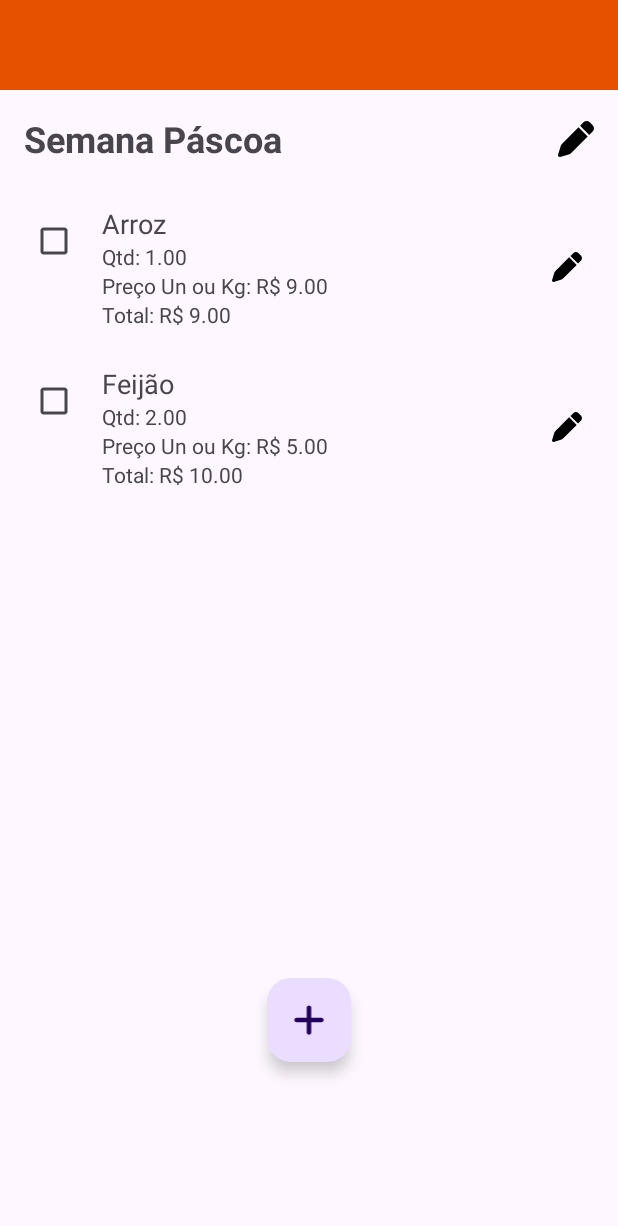
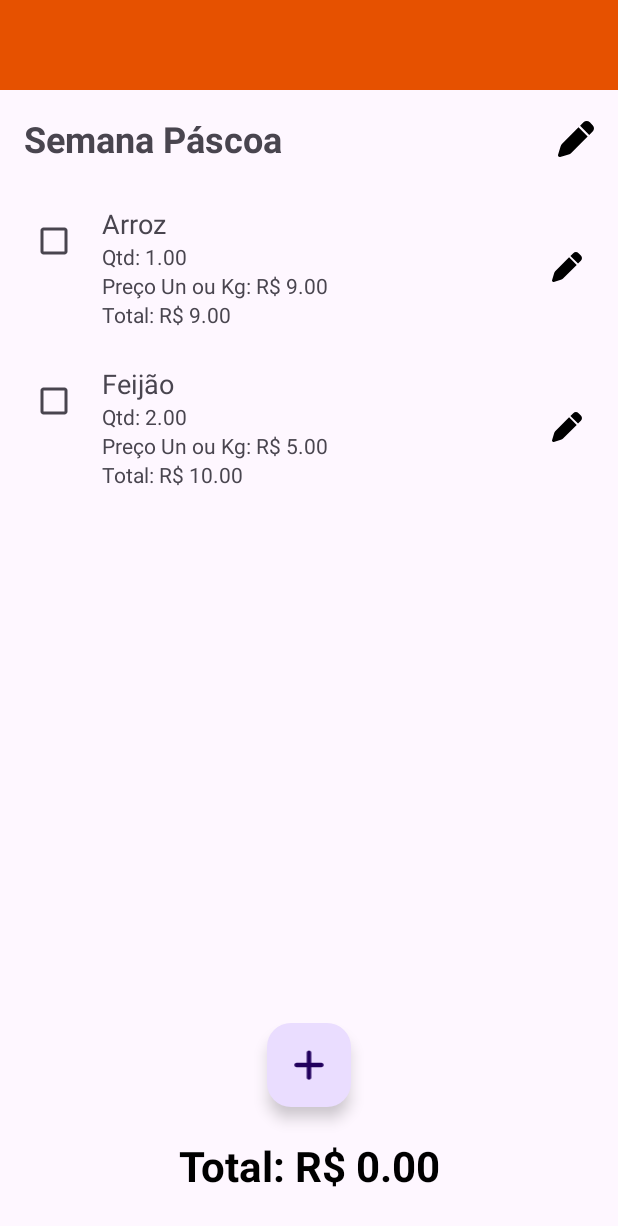
Before and after one commit to uvsl1/Lista-de-Compras-Android, an Android app: the screen it shows after launch (ListaActivity), after a tap on "Semana Páscoa", on a phone screen of 412 x 824 dp. Shown: the top 1226 px of the screen. Run offline under Robolectric (Android 15) with nearby library versions, the phone set to English and light mode, and no system bars.

Commit message:
feat/Valor total do carrinho

```diff
--- a/app/src/main/java/com/example/listinha/ui/app/adapters/ProdutoAdapter.kt
+++ b/app/src/main/java/com/example/listinha/ui/app/adapters/ProdutoAdapter.kt
@@ -13,7 +13,8 @@ import com.example.listinha.ui.app.data.repository.ListinhaRepository
 
 class ProdutoAdapter(
     private val context: Context,
-    private var produtos: MutableList<Produto>
+    var produtos: MutableList<Produto>,
+    private val onItemCheckedChange: () -> Unit
 ) : RecyclerView.Adapter<ProdutoAdapter.ViewHolder>() {
 
     private var recyclerView: RecyclerView? = null
@@ -35,6 +36,7 @@ class ProdutoAdapter(
                     repo.atualizarStatusProduto(id, isChecked)
                 }
                 ordenarProdutosComMovimento()
+                onItemCheckedChange.invoke()
             }
 
             binding.btnEditar.setOnClickListener {
@@ -92,6 +94,7 @@ class ProdutoAdapter(
 
                 notifyDataSetChanged()
                 ordenarProdutosComMovimento()
+                onItemCheckedChange.invoke()
             }
             .setNegativeButton("Cancelar", null)
             .show()
@@ -141,5 +144,6 @@ class ProdutoAdapter(
     fun adicionarProduto(produto: Produto) {
         produtos.add(produto)
         ordenarProdutosComMovimento()
+        onItemCheckedChange.invoke()
     }
 }
--- a/app/src/main/java/com/example/listinha/ui/app/ui/activities/ListaActivity.kt
+++ b/app/src/main/java/com/example/listinha/ui/app/ui/activities/ListaActivity.kt
@@ -35,11 +35,14 @@ class ListaActivity : AppCompatActivity() {
             lista?.let {
                 binding.nomeLista.text = it.nome
 
-                adapter = ProdutoAdapter(this, it.produtos.toMutableList())
+                adapter = ProdutoAdapter(this, it.produtos.toMutableList()) {
+                    atualizarValorTotal()
+                }
                 binding.rvProdutos.layoutManager = LinearLayoutManager(this)
                 binding.rvProdutos.adapter = adapter
 
-                // Botão editar nome
+                atualizarValorTotal()
+
                 binding.btnEditar.setOnClickListener {
                     val editText = EditText(this).apply {
                         setText(binding.nomeLista.text.toString())
@@ -86,6 +89,7 @@ class ListaActivity : AppCompatActivity() {
                                 val idInserido = repo.inserirProduto(novoProduto)
                                 novoProduto.id = idInserido.toInt()
                                 adapter.adicionarProduto(novoProduto)
+                                atualizarValorTotal()
                             } else {
                                 Toast.makeText(this, "Preencha o nome e a quantidade corretamente", Toast.LENGTH_SHORT).show()
                             }
@@ -98,4 +102,9 @@ class ListaActivity : AppCompatActivity() {
             }
         }
     }
+
+    private fun atualizarValorTotal() {
+        val total = adapter.produtos.filter { it.status }.sumOf { it.precoTotal }.setScale(2, RoundingMode.HALF_UP)
+        binding.txtValorTotal.text = "Total: R$ ${total}"
+    }
 }
--- a/app/src/main/java/com/example/listinha/ui/app/ui/activities/MainActivity.kt
+++ b/app/src/main/java/com/example/listinha/ui/app/ui/activities/MainActivity.kt
@@ -1,7 +1,6 @@
 package com.example.listinha.ui.app.ui.activities
 
 import android.os.Bundle
-import android.util.Log
 import androidx.activity.enableEdgeToEdge
 import androidx.appcompat.app.AppCompatActivity
 import androidx.recyclerview.widget.LinearLayoutManager
--- a/app/src/main/res/layout/activity_lista.xml
+++ b/app/src/main/res/layout/activity_lista.xml
@@ -48,25 +48,39 @@
         app:layout_constraintTop_toBottomOf="@id/nomeLista"
         app:layout_constraintStart_toStartOf="parent"
         app:layout_constraintEnd_toEndOf="parent"
+        app:layout_constraintBottom_toTopOf="@id/txtValorTotal"
+        app:layoutManager="androidx.recyclerview.widget.LinearLayoutManager" />
+
+    <TextView
+        android:id="@+id/txtValorTotal"
+        android:layout_width="wrap_content"
+        android:layout_height="wrap_content"
+        android:text="Total: R$ 0,00"
+        android:textSize="28sp"
+        android:textStyle="bold"
+        android:padding="12dp"
+        android:textColor="@android:color/black"
         app:layout_constraintBottom_toTopOf="@id/guideline_bottom"
-        app:layoutManager="androidx.recyclerview.widget.LinearLayoutManager" />
+        app:layout_constraintStart_toStartOf="parent"
+        app:layout_constraintEnd_toEndOf="parent" />
 
     <com.google.android.material.floatingactionbutton.FloatingActionButton
         android:id="@+id/fabAdicionarProduto"
         android:layout_width="wrap_content"
         android:layout_height="wrap_content"
-        android:layout_margin="16dp"
+        android:layout_marginBottom="8dp"
         android:contentDescription="Adicionar Produto"
         android:src="@drawable/ic_adicionar"
-        app:layout_constraintBottom_toTopOf="@id/guideline_bottom"
+        app:layout_constraintBottom_toTopOf="@id/txtValorTotal"
         app:layout_constraintEnd_toEndOf="parent"
         app:layout_constraintStart_toStartOf="parent" />
+
 
     <androidx.constraintlayout.widget.Guideline
         android:id="@+id/guideline_bottom"
         android:layout_width="wrap_content"
         android:layout_height="wrap_content"
         android:orientation="horizontal"
-        app:layout_constraintGuide_end="100dp" />
+        app:layout_constraintGuide_end="16dp" />
 
 </androidx.constraintlayout.widget.ConstraintLayout>
```
